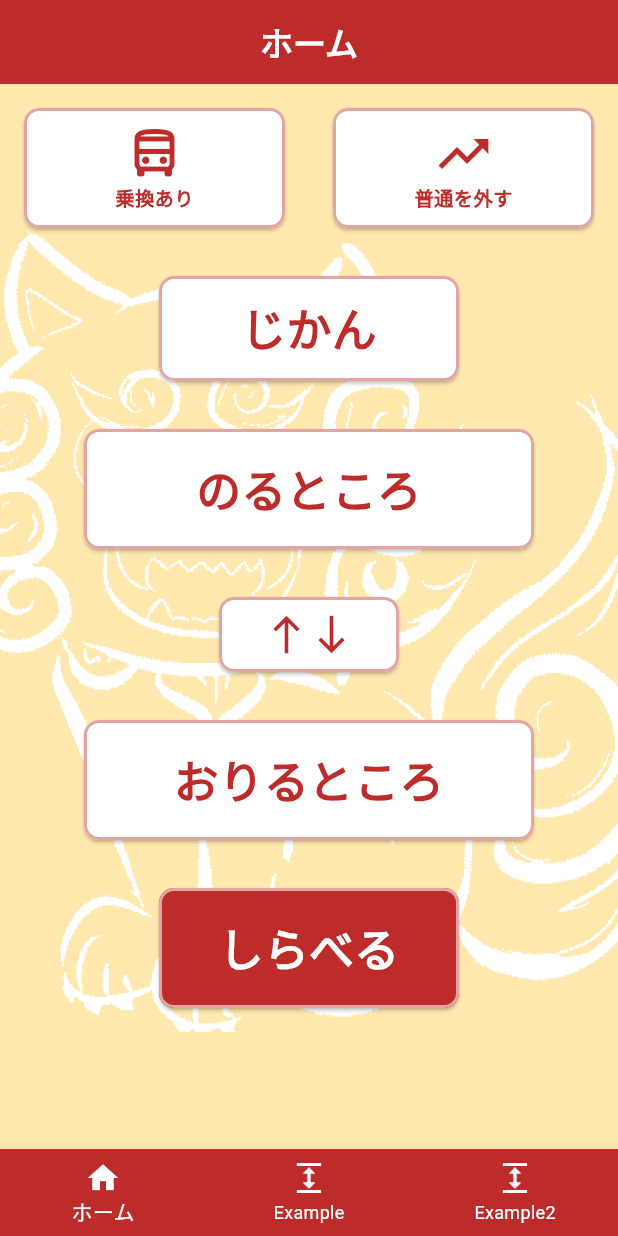
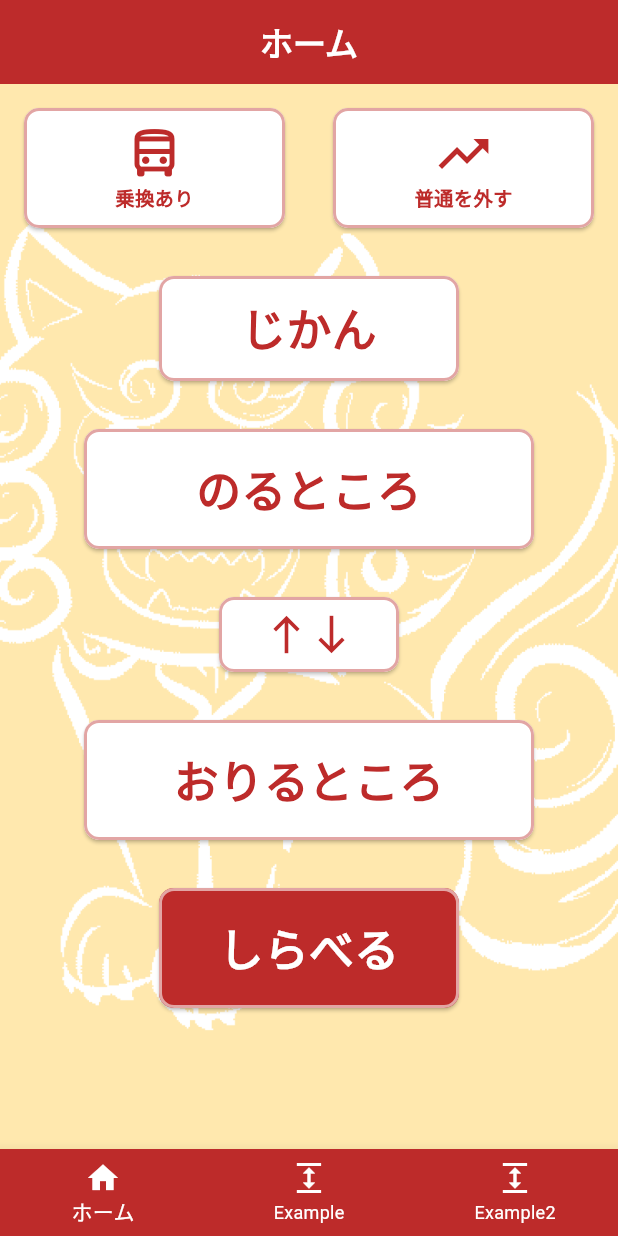
Before and after one commit to Yoshidagumi-group5/bus_app, a Flutter app: the screen it shows after launch, on a phone screen of 412 x 824 dp. Run offline on Flutter 3.47's test engine with Material 3 defaults, Android fonts, the light colour scheme and no system bars; our stand-ins replace flutter_riverpod.

Commit message:
スクロールしてもシーサーが動かないようにした。

```diff
--- a/lib/pages/home_page.dart
+++ b/lib/pages/home_page.dart
@@ -1,6 +1,7 @@
 import 'package:flutter/material.dart';
 import 'package:flutter_riverpod/flutter_riverpod.dart';
 
+// 「乗換あり」ボタンと「普通を外す」ボタンの状態管理
 final transColorProvider = StateProvider<bool>((ref) => false);
 final futsuColorProvider = StateProvider<bool>((ref) => false);
 
@@ -22,16 +23,12 @@ class HomePage extends ConsumerWidget {
         ),
         backgroundColor: const Color(0xFFBD2B2B),
       ),
-      body: SingleChildScrollView(
-        child: Container(
-          decoration: const BoxDecoration(
-            color: const Color(0xFFFFE8AE),
-            image: DecorationImage(
-              alignment: Alignment.topCenter,
-              image: AssetImage('assets/images/shisa_touka_trimming.png'),
-              fit: BoxFit.fitWidth,
+      body: Stack(
+        children: [
+          Positioned.fill(
+            child: Image.asset('assets/images/shisa_touka_trimming.png', fit: BoxFit.cover),
           ),
-          ),
+          SingleChildScrollView(
             child: Column(
               children: [
                 Row(
@@ -138,6 +135,7 @@ class HomePage extends ConsumerWidget {
               ],
             ),
           ),
+        ],
       ),
     );
   }
```
Lines whose indentation alone changed are shown as unchanged.
